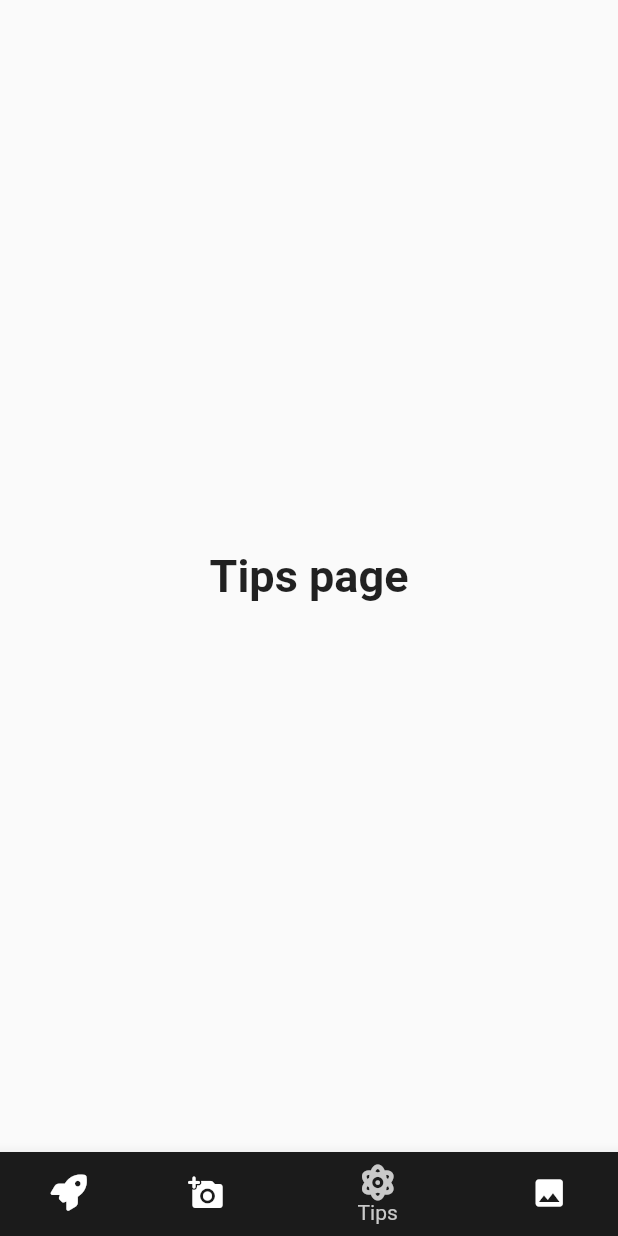
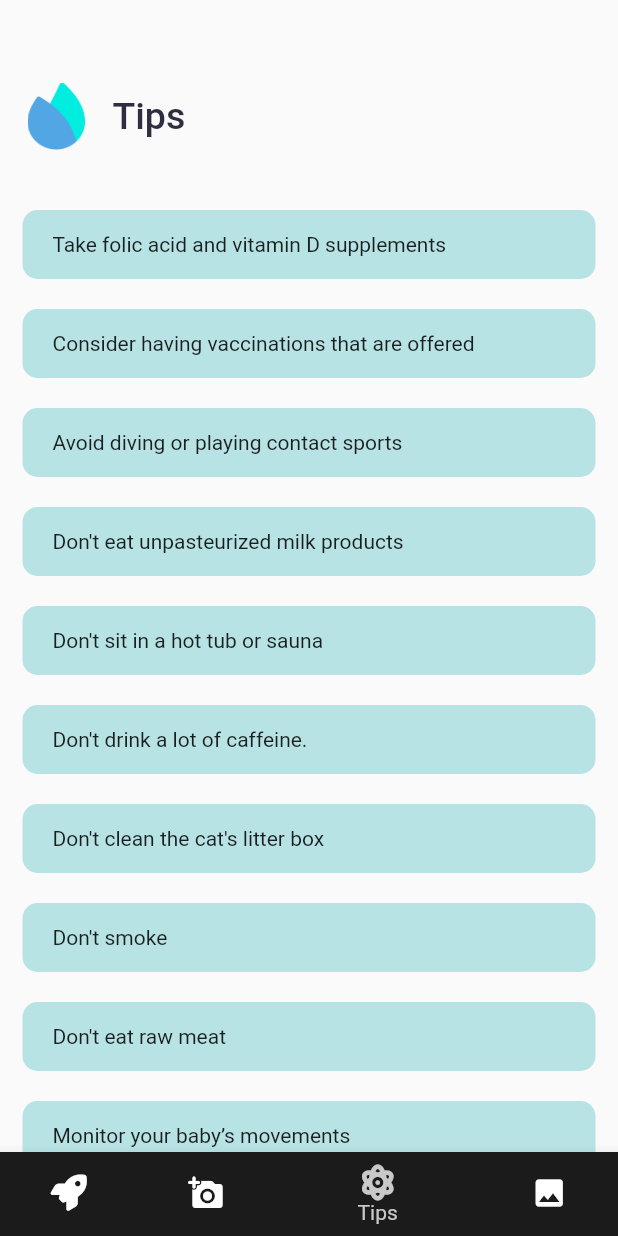
Before and after one commit to Roshaen/prega.io, a Flutter app: the screen it shows once a user with an empty profile is signed in, item 3 of the bottom bar chosen, on a phone screen of 412 x 824 dp. Run offline on Flutter 3.47's test engine with Material 2 defaults, Android fonts, the phone set to English and light mode, and no system bars; our stand-ins replace cloud_firestore, file_picker, firebase_auth, firebase_core, firebase_storage, font_awesome_flutter and 3 more; missing offline and left inert: clipboard, dart:ffi; accounts and stored records are empty.

Commit message:
version-1.0

```diff
--- a/lib/pages/entry_page.dart
+++ b/lib/pages/entry_page.dart
@@ -1,8 +1,10 @@
 import 'package:flutter/material.dart';
 import 'package:font_awesome_flutter/font_awesome_flutter.dart';
 import 'package:prega/pages/add_doc.dart';
+import 'package:prega/pages/edit_doc.dart';
 import 'package:prega/pages/feeds.dart';
 import 'package:prega/pages/main_home.dart';
+import 'package:prega/pages/tips.dart';
 
 void main() => runApp(const MyApp());
 
@@ -28,19 +30,11 @@ class _EntryPageState extends State<EntryPage> {
   int _selectedIndex = 0;
   static const TextStyle optionStyle =
       TextStyle(fontSize: 30, fontWeight: FontWeight.bold);
-  static const List<Widget> _widgetOptions = <Widget>[
-    Feeds(),
-    AddDoc(),
-    // Center(
-    //   child: Text('This is the place for add document page'),
-    // ),
-    Center(
-      child: Text(
-        'Tips page',
-        style: optionStyle,
-      ),
-    ),
-    MainHome(),
+  static final List<Widget> _widgetOptions = <Widget>[
+    const Feeds(),
+    const AddDoc(),
+    Tips(),
+    const MainHome(),
   ];
 
   void _onItemTapped(int index) {
--- a/lib/pages/home.dart
+++ b/lib/pages/home.dart
@@ -52,7 +52,8 @@ class Home extends StatelessWidget {
           'email': user.email,
           'name': user.displayName,
           'starting_date': DateTime.now(),
-          'uid': user.uid
+          'uid': user.uid,
+          'image': user.photoURL
         };
         await finalUser.set(data);
       }
--- /dev/null
+++ b/lib/pages/tips.dart
@@ -0,0 +1,79 @@
+import 'package:flutter/material.dart';
+
+class Tips extends StatelessWidget {
+  Tips({Key? key}) : super(key: key);
+
+  final tipsList = [
+    "Take folic acid and vitamin D supplements",
+    "Consider having vaccinations that are offered",
+    "Avoid diving or playing contact sports",
+    "Don't eat unpasteurized milk products",
+    "Don't sit in a hot tub or sauna",
+    "Don't drink a lot of caffeine.",
+    "Don't clean the cat's litter box",
+    "Don't smoke",
+    "Don't eat raw meat",
+    "Monitor your baby’s movements",
+    "Eat well and Stray active"
+  ];
+
+  @override
+  Widget build(BuildContext context) {
+    return Material(
+      child: SingleChildScrollView(
+          child: Column(
+        children: [
+          const SizedBox(
+            height: 55,
+          ),
+          Row(
+            children: [
+              const SizedBox(
+                width: 15,
+              ),
+              Image.asset(
+                'assets/icons/icon.png',
+                height: 45,
+                width: 45,
+              ),
+              const SizedBox(
+                width: 15,
+              ),
+              const Text(
+                "Tips",
+                style: TextStyle(
+                  fontSize: 25,
+                  fontWeight: FontWeight.w500,
+                  color: Color.fromARGB(255, 47, 46, 65),
+                ),
+              ),
+            ],
+          ),
+          const SizedBox(
+            height: 30,
+          ),
+          Column(
+            children: tipsList
+                .map<Widget>((e) => Padding(
+                      padding: const EdgeInsets.symmetric(
+                          horizontal: 15, vertical: 10),
+                      child: Container(
+                        width: double.infinity,
+                        decoration: BoxDecoration(
+                          borderRadius: BorderRadius.circular(10),
+                          color: const Color.fromARGB(224, 175, 224, 226),
+                        ),
+                        child: Padding(
+                          padding: const EdgeInsets.symmetric(
+                              vertical: 15, horizontal: 20),
+                          child: Text(e),
+                        ),
+                      ),
+                    ))
+                .toList(),
+          ),
+        ],
+      )),
+    );
+  }
+}
--- a/pubspec.yaml
+++ b/pubspec.yaml
@@ -54,6 +54,11 @@ dependencies:
 
   # Envournment Variable
   flutter_dotenv: ^5.0.2
+  intl: ^0.17.0
+  http: ^0.13.5
+  qr_flutter: ^4.0.0
+  url_launcher: ^6.1.5
+  clipboard: ^0.1.3
 
 dev_dependencies:
   flutter_test:
```
Also changed, not shown: lib/pages/add_doc.dart (+49 -18 lines), lib/pages/edit_doc.dart (added, +150 -0 lines), lib/pages/feeds.dart (+50 -2 lines), lib/pages/main_home.dart (+27 -1 lines), lib/pages/profile.dart (deleted, +0 -162 lines), lib/pages/share.dart (added, +151 -0 lines), pubspec.lock, 6 other files.
